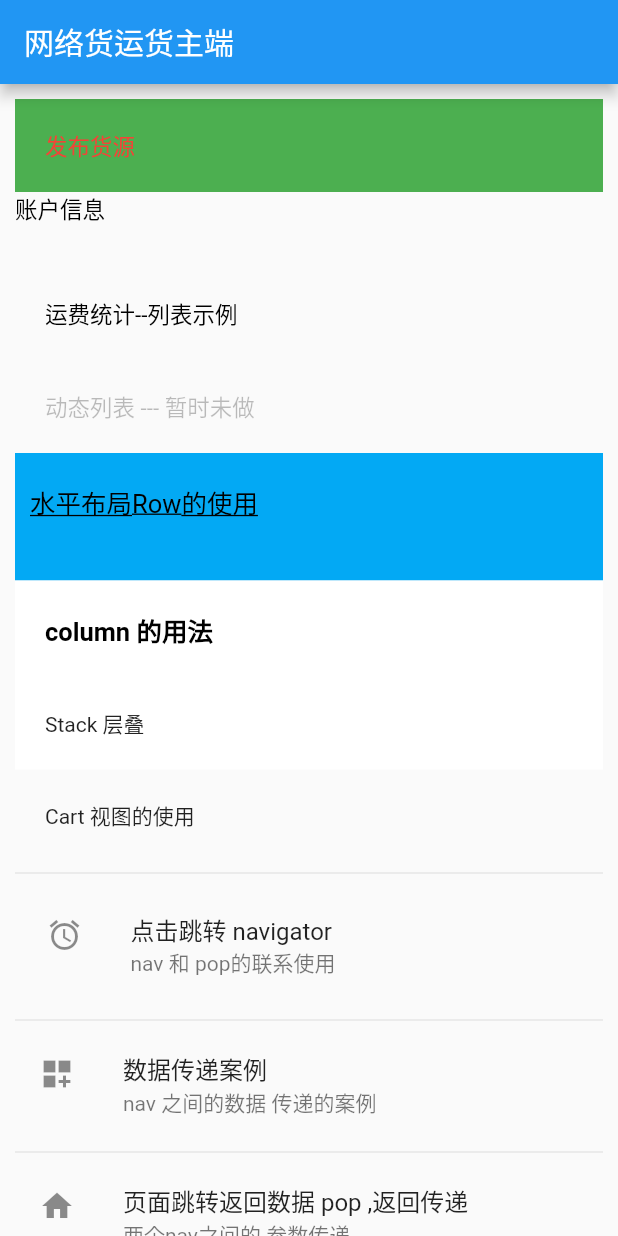
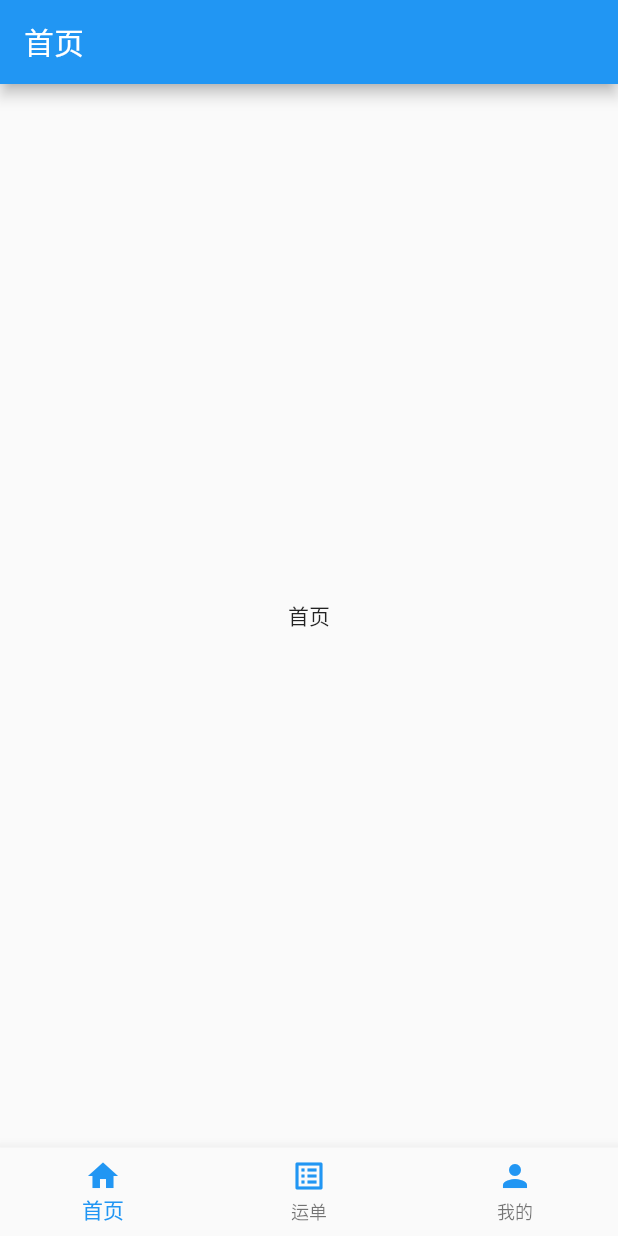
Before and after one commit to zhuchongjin/flutter, a Flutter app: the screen it shows after launch, on a phone screen of 412 x 824 dp. Run offline on Flutter 3.47's test engine with Material 2 defaults, Android fonts, the light colour scheme and no system bars.

Commit message:
feat: tab页

```diff
--- /dev/null
+++ b/ntoccshipper/lib/Base/BottomTabBar.dart
@@ -0,0 +1,63 @@
+import 'package:flutter/material.dart';
+import '../Pages/HomeWidget.dart';
+import '../Pages/OrderWidget.dart';
+import '../Pages/MineWidget.dart';
+
+class BottomNavigationWidget extends StatefulWidget {
+  BottomNavigationWidget({Key? key}) : super(key: key);
+
+  @override
+  State<BottomNavigationWidget> createState() => _BottomNavigationWidgetState();
+}
+
+class _BottomNavigationWidgetState extends State<BottomNavigationWidget> {
+  final _BottomNavigationColor = Colors.blue;
+  int _currentIndex = 0;
+  List<Widget> list = [];
+
+  @override
+  void initState() {
+    list
+      ..add(HomeScreen())
+      ..add(OrderScreen())
+      ..add(MineScreen());
+    super.initState();
+  }
+
+  @override
+  Widget build(BuildContext context) {
+    return Scaffold(
+      body: list[_currentIndex],
+      bottomNavigationBar: BottomNavigationBar(
+          items: [
+            BottomNavigationBarItem(
+              icon: Icon(
+                Icons.home,
+                color: _BottomNavigationColor,
+              ),
+              label: '首页',
+            ),
+            BottomNavigationBarItem(
+              icon: Icon(
+                Icons.list_alt,
+                color: _BottomNavigationColor,
+              ),
+              label: '运单',
+            ),
+            BottomNavigationBarItem(
+                icon: Icon(
+                  Icons.person,
+                  color: _BottomNavigationColor,
+                ),
+                label: '我的'),
+          ],
+          currentIndex: _currentIndex,
+          onTap: (int index) {
+            setState(() {
+              _currentIndex = index;
+            });
+          },
+          type: BottomNavigationBarType.fixed),
+    );
+  }
+}
--- /dev/null
+++ b/ntoccshipper/lib/Pages/HomeWidget.dart
@@ -0,0 +1,14 @@
+import 'package:flutter/material.dart';
+
+class HomeScreen extends StatelessWidget {
+  @override
+  Widget build(BuildContext context) {
+    return Scaffold(
+        appBar: AppBar(
+          title: Text('首页'),
+        ),
+        body: Center(
+          child: Text('首页'),
+        ));
+  }
+}
--- /dev/null
+++ b/ntoccshipper/lib/Pages/MineWidget.dart
@@ -0,0 +1,14 @@
+import 'package:flutter/material.dart';
+
+class MineScreen extends StatelessWidget {
+  @override
+  Widget build(BuildContext context) {
+    return Scaffold(
+        appBar: AppBar(
+          title: Text('我的'),
+        ),
+        body: Center(
+          child: Text('我的'),
+        ));
+  }
+}
--- /dev/null
+++ b/ntoccshipper/lib/Pages/OrderWidget.dart
@@ -0,0 +1,14 @@
+import 'package:flutter/material.dart';
+
+class OrderScreen extends StatelessWidget {
+  @override
+  Widget build(BuildContext context) {
+    return Scaffold(
+        appBar: AppBar(
+          title: Text('运单'),
+        ),
+        body: Center(
+          child: Text('运单'),
+        ));
+  }
+}
--- a/ntoccshipper/lib/main.dart
+++ b/ntoccshipper/lib/main.dart
@@ -12,11 +12,15 @@ import './cart_demo.dart';
 import './navigator_view.dart';
 import './navigator_view01.dart';
 import './navigator_view02.dart';
+import './Base/BottomTabBar.dart';
 
 void main() {
   runApp(new MaterialApp(
     title: 'Navigation Basics',
-    home: new HomeVC(),
+    theme: ThemeData.light(),
+    // home: new HomeVC(),
+
+    home: BottomNavigationWidget(),
   ));
 }
 
```
